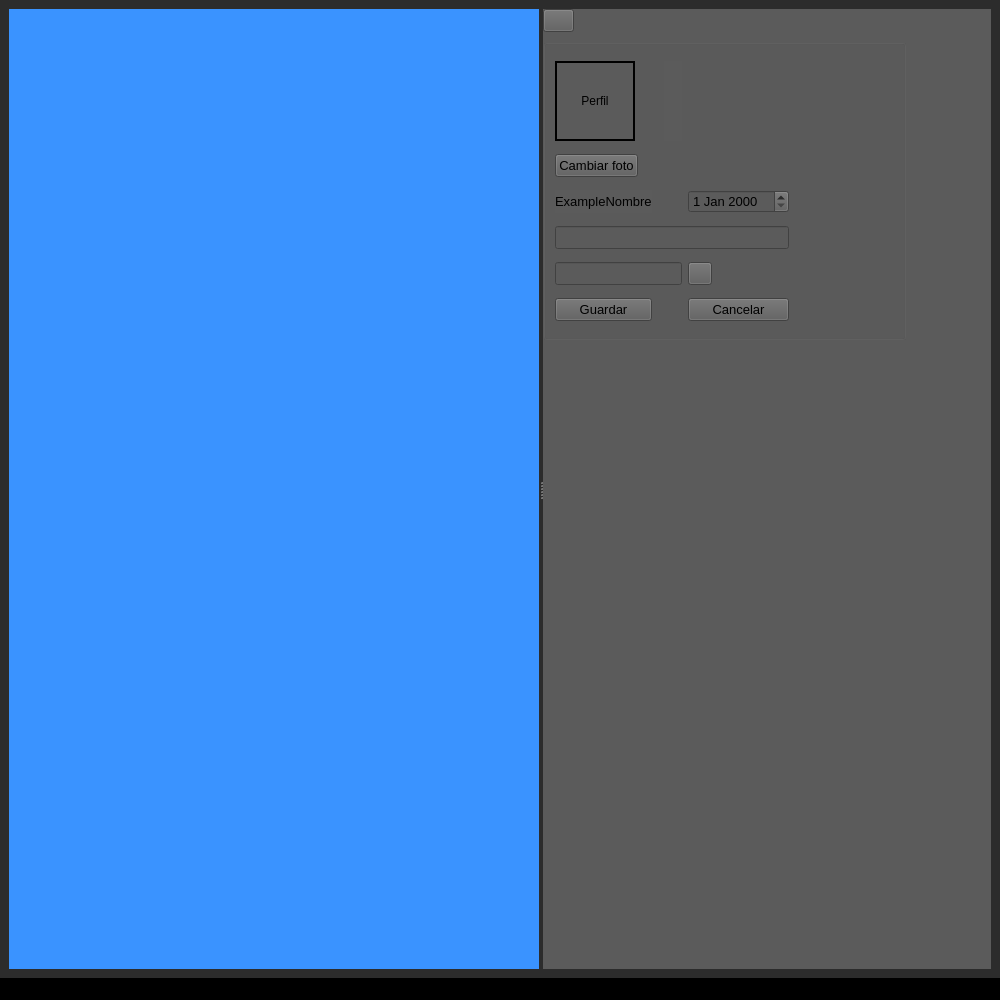
Above: Trabajo/mainwindow.ui from KaiacUPV/PROYECTO-IHM before the change. Below: the same form after it.
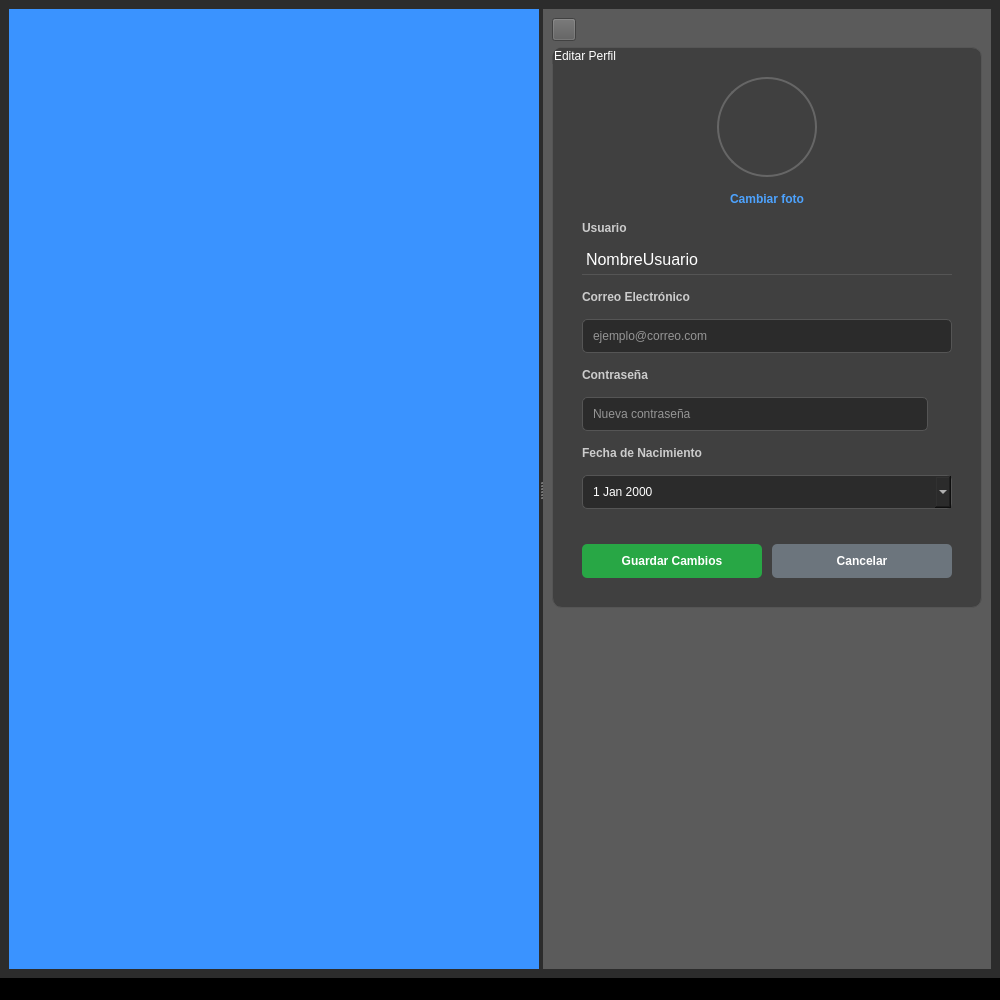
That is the form after the change. The open tabs and pages were chosen to show the change. Icons and pictures are not drawn.

```diff
--- a/Trabajo/mainwindow.ui
+++ b/Trabajo/mainwindow.ui
@@ -582,155 +582,281 @@
            </layout>
           </widget>
           <widget class="QWidget" name="page_usuario">
+           <layout class="QVBoxLayout" name="verticalLayout_PageUsuario">
+            <item>
+             <layout class="QHBoxLayout" name="horizontalLayout_Back">
+              <item>
            <widget class="QToolButton" name="btnBack1">
-            <property name="geometry">
-             <rect>
-              <x>0</x>
-              <y>0</y>
-              <width>31</width>
-              <height>23</height>
-             </rect>
-            </property>
             <property name="text">
              <string/>
             </property>
-           </widget>
+                <property name="icon">
+                 <iconset resource="Resources.qrc">
+                  <normaloff>:/icon/resources/icons/back.png</normaloff>:/icon/resources/icons/back.png</iconset>
+                </property>
+               </widget>
+              </item>
+              <item>
+               <spacer name="horizontalSpacer_Back">
+                <property name="orientation">
+                 <enum>Qt::Orientation::Horizontal</enum>
+                </property>
+                <property name="sizeHint" stdset="0">
+                 <size>
+                  <width>40</width>
+                  <height>20</height>
+                 </size>
+                </property>
+               </spacer>
+              </item>
+             </layout>
+            </item>
+            <item>
+             <layout class="QHBoxLayout" name="horizontalLayout_Center">
+              <item>
            <widget class="QGroupBox" name="groupUsuario_2">
-            <property name="geometry">
-             <rect>
-              <x>0</x>
-              <y>30</y>
-              <width>363</width>
-              <height>301</height>
-             </rect>
-            </property>
-            <property name="sizePolicy">
-             <sizepolicy hsizetype="Fixed" vsizetype="Preferred">
-              <horstretch>0</horstretch>
-              <verstretch>0</verstretch>
-             </sizepolicy>
-            </property>
-            <property name="font">
-             <font>
-              <pointsize>10</pointsize>
-             </font>
+                <property name="styleSheet">
+                 <string notr="true">
+                  QGroupBox {
+                    background-color: #404040;
+                    border: 1px solid #555;
+                    border-radius: 10px;
+                    padding: 20px;
+                    color: white;
+                  }
+                  QLabel {
+                    background-color: transparent;
+                    color: white;
+                  }
+                  QLineEdit, QDateEdit {
+                    background-color: #2b2b2b;
+                    color: white;
+                    border: 1px solid #555;
+                    border-radius: 5px;
+                    padding: 8px;
+                  }
+                  QPushButton#Btn_Avatar {
+                    color: #4da3ff;
+                    font-weight: bold;
+                    border: none;
+                    background: transparent;
+                  }
+                  QPushButton#Btn_Avatar:hover {
+                    text-decoration: underline;
+                  }
+                 </string>
             </property>
             <property name="title">
-             <string/>
-            </property>
-            <layout class="QGridLayout" name="gridLayout">
-             <item row="5" column="0">
-              <widget class="QPushButton" name="btnguardar">
+                 <string>Editar Perfil</string>
+                </property>
+                <layout class="QVBoxLayout" name="verticalLayout_Group">
+                 <property name="spacing">
+                  <number>15</number>
+                 </property>
+                 <item alignment="Qt::AlignmentFlag::AlignHCenter">
+                  <widget class="QLabel" name="lblUserAvatar_2">
+                   <property name="minimumSize">
+                    <size>
+                     <width>100</width>
+                     <height>100</height>
+                    </size>
+                   </property>
+                   <property name="maximumSize">
+                    <size>
+                     <width>100</width>
+                     <height>100</height>
+                    </size>
+                   </property>
+                   <property name="styleSheet">
+                    <string notr="true">border: 2px solid #666; border-radius: 50px;</string>
+                   </property>
                <property name="text">
-                <string>Guardar</string>
-               </property>
-              </widget>
-             </item>
-             <item row="3" column="0" colspan="4">
-              <widget class="QLineEdit" name="line_email"/>
-             </item>
-             <item row="4" column="0" colspan="3">
-              <widget class="QLineEdit" name="line_contra">
-               <property name="echoMode">
-                <enum>QLineEdit::EchoMode::Normal</enum>
-               </property>
-              </widget>
-             </item>
-             <item row="2" column="3">
-              <widget class="QDateEdit" name="dateUser"/>
-             </item>
-             <item row="0" column="2">
-              <widget class="QWidget" name="widget" native="true">
-               <property name="sizePolicy">
-                <sizepolicy hsizetype="Minimum" vsizetype="Minimum">
-                 <horstretch>0</horstretch>
-                 <verstretch>0</verstretch>
-                </sizepolicy>
-               </property>
-               <layout class="QVBoxLayout" name="verticalLayout"/>
-              </widget>
-             </item>
-             <item row="1" column="0">
+                    <string/>
+                   </property>
+                   <property name="scaledContents">
+                    <bool>true</bool>
+                   </property>
+                   <property name="alignment">
+                    <set>Qt::AlignmentFlag::AlignCenter</set>
+                   </property>
+                  </widget>
+                 </item>
+                 <item alignment="Qt::AlignmentFlag::AlignHCenter">
               <widget class="QPushButton" name="Btn_Avatar">
-               <property name="sizePolicy">
-                <sizepolicy hsizetype="Fixed" vsizetype="Fixed">
-                 <horstretch>0</horstretch>
-                 <verstretch>0</verstretch>
-                </sizepolicy>
+                   <property name="cursor">
+                    <cursorShape>PointingHandCursor</cursorShape>
                </property>
                <property name="text">
                 <string>Cambiar foto</string>
                </property>
-              </widget>
-             </item>
-             <item row="5" column="3">
-              <widget class="QPushButton" name="pushButton_2">
+                   <property name="flat">
+                    <bool>true</bool>
+                   </property>
+                  </widget>
+                 </item>
+                 <item>
+                  <widget class="QLabel" name="label_username_title">
+                   <property name="styleSheet">
+                    <string notr="true">font-weight: bold; color: #ccc;</string>
+                   </property>
                <property name="text">
-                <string>Cancelar</string>
+                    <string>Usuario</string>
                </property>
               </widget>
              </item>
-             <item row="2" column="0">
+                 <item>
               <widget class="QLabel" name="lblUsuario">
+                   <property name="styleSheet">
+                    <string notr="true">font-size: 16px; padding-bottom: 5px; border-bottom: 1px solid #555; color: white;</string>
+                   </property>
                <property name="text">
-                <string>ExampleNombre</string>
+                    <string>NombreUsuario</string>
                </property>
               </widget>
              </item>
-             <item row="0" column="0">
-              <widget class="QLabel" name="lblUserAvatar_2">
-               <property name="sizePolicy">
-                <sizepolicy hsizetype="Fixed" vsizetype="Maximum">
-                 <horstretch>0</horstretch>
-                 <verstretch>0</verstretch>
-                </sizepolicy>
-               </property>
-               <property name="minimumSize">
-                <size>
-                 <width>80</width>
-                 <height>80</height>
-                </size>
-               </property>
-               <property name="baseSize">
-                <size>
-                 <width>60</width>
-                 <height>60</height>
-                </size>
-               </property>
+                 <item>
+                  <widget class="QLabel" name="label_email_title">
+                   <property name="styleSheet">
+                    <string notr="true">font-weight: bold; color: #ccc;</string>
+                   </property>
+                   <property name="text">
+                    <string>Correo Electrónico</string>
+                   </property>
+                  </widget>
+                 </item>
+                 <item>
+                  <widget class="QLineEdit" name="line_email">
+                   <property name="placeholderText">
+                    <string>ejemplo@correo.com</string>
+                   </property>
+                  </widget>
+                 </item>
+                 <item>
+                  <widget class="QLabel" name="label_password_title">
                <property name="styleSheet">
-                <string notr="true">    border: 2px solid black;
-    border-radius: 60px;</string>
+                    <string notr="true">font-weight: bold; color: #ccc;</string>
                </property>
                <property name="text">
-                <string>Perfil</string>
-               </property>
-               <property name="alignment">
-                <set>Qt::AlignmentFlag::AlignCenter</set>
-               </property>
-              </widget>
-             </item>
-             <item row="5" column="4">
-              <spacer name="horizontalSpacer">
-               <property name="orientation">
-                <enum>Qt::Orientation::Horizontal</enum>
-               </property>
-               <property name="sizeHint" stdset="0">
-                <size>
-                 <width>40</width>
-                 <height>20</height>
-                </size>
-               </property>
-              </spacer>
-             </item>
-             <item row="4" column="3">
+                    <string>Contraseña</string>
+                   </property>
+                  </widget>
+                 </item>
+                 <item>
+                  <layout class="QHBoxLayout" name="horizontalLayout_Password">
+                   <property name="spacing">
+                    <number>5</number>
+                   </property>
+                   <item>
+                    <widget class="QLineEdit" name="line_contra">
+                     <property name="echoMode">
+                      <enum>QLineEdit::EchoMode::Password</enum>
+                     </property>
+                     <property name="placeholderText">
+                      <string>Nueva contraseña</string>
+                     </property>
+                    </widget>
+                   </item>
+                   <item>
               <widget class="QToolButton" name="btnShowPassword">
+                     <property name="styleSheet">
+                      <string notr="true">background: transparent; border: none;</string>
+                     </property>
                <property name="text">
                 <string/>
                </property>
+                     <property name="icon">
+                      <iconset resource="Resources.qrc">
+                       <normaloff>:/icon/resources/icons/eye-closed.svg</normaloff>:/icon/resources/icons/eye-closed.svg</iconset>
+                     </property>
+                     <property name="checkable">
+                      <bool>true</bool>
+                     </property>
               </widget>
              </item>
             </layout>
-           </widget>
+                 </item>
+                 <item>
+                  <widget class="QLabel" name="label_date_title">
+                   <property name="styleSheet">
+                    <string notr="true">font-weight: bold; color: #ccc;</string>
+                   </property>
+                   <property name="text">
+                    <string>Fecha de Nacimiento</string>
+                   </property>
+                  </widget>
+                 </item>
+                 <item>
+                  <widget class="QDateEdit" name="dateUser">
+                   <property name="calendarPopup">
+                    <bool>true</bool>
+                   </property>
+                  </widget>
+                 </item>
+                 <item>
+                  <spacer name="verticalSpacer_Form">
+                   <property name="orientation">
+                    <enum>Qt::Orientation::Vertical</enum>
+                   </property>
+                   <property name="sizeHint" stdset="0">
+                    <size>
+                     <width>20</width>
+                     <height>20</height>
+                    </size>
+                   </property>
+                  </spacer>
+                 </item>
+                 <item>
+                  <layout class="QHBoxLayout" name="horizontalLayout_Actions">
+                   <property name="spacing">
+                    <number>10</number>
+                   </property>
+                   <item>
+                    <widget class="QPushButton" name="btnguardar">
+                     <property name="cursor">
+                      <cursorShape>PointingHandCursor</cursorShape>
+                     </property>
+                     <property name="styleSheet">
+                      <string notr="true">background-color: #28a745; color: white; padding: 10px; border-radius: 5px; font-weight: bold; border: none;</string>
+                     </property>
+                     <property name="text">
+                      <string>Guardar Cambios</string>
+                     </property>
+                    </widget>
+                   </item>
+                   <item>
+                    <widget class="QPushButton" name="pushButton_2">
+                     <property name="cursor">
+                      <cursorShape>PointingHandCursor</cursorShape>
+                     </property>
+                     <property name="styleSheet">
+                      <string notr="true">background-color: #6c757d; color: white; padding: 10px; border-radius: 5px; font-weight: bold; border: none;</string>
+                     </property>
+                     <property name="text">
+                      <string>Cancelar</string>
+                     </property>
+                    </widget>
+                   </item>
+                  </layout>
+                 </item>
+                </layout>
+               </widget>
+              </item>
+             </layout>
+            </item>
+            <item>
+             <spacer name="verticalSpacer_Bottom">
+              <property name="orientation">
+               <enum>Qt::Orientation::Vertical</enum>
+              </property>
+              <property name="sizeHint" stdset="0">
+               <size>
+                <width>20</width>
+                <height>40</height>
+               </size>
+              </property>
+             </spacer>
+            </item>
+           </layout>
           </widget>
           <widget class="QWidget" name="page_problem">
            <widget class="QToolButton" name="btnBack2">
```
Left out of the diff: 8 changed lines with no effect on the pictures. Lines whose indentation alone changed are shown as unchanged.
